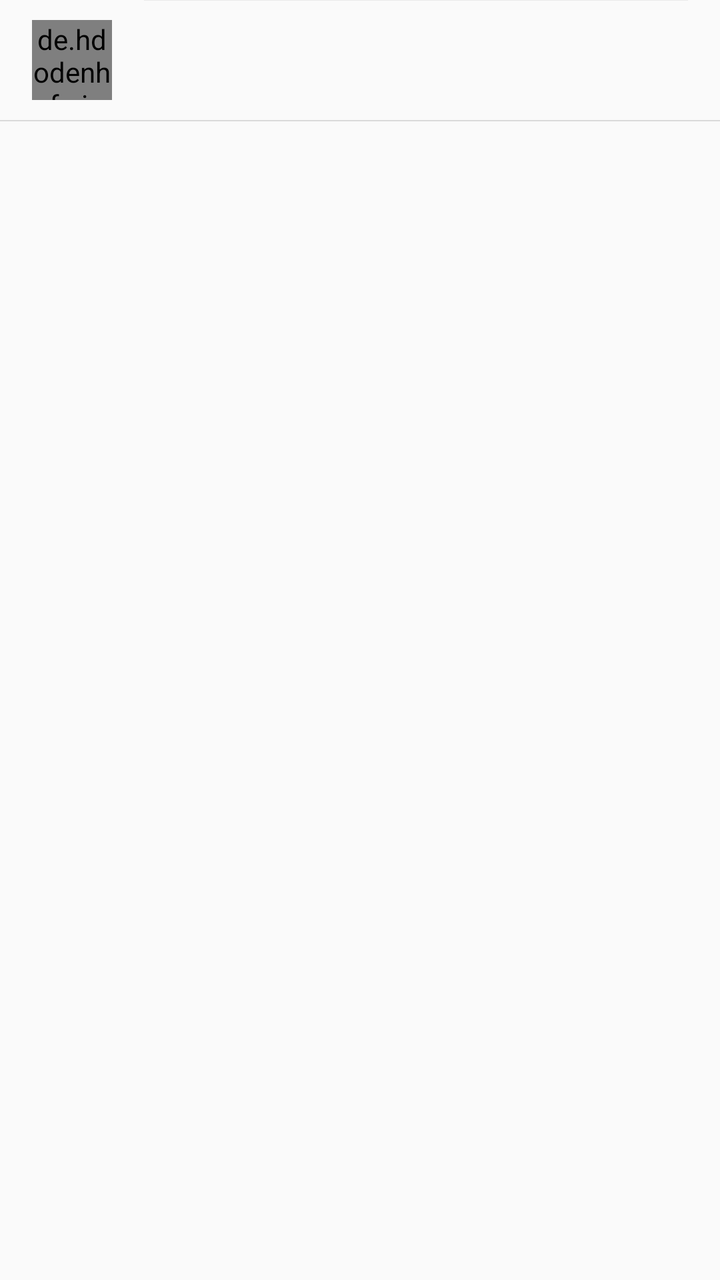
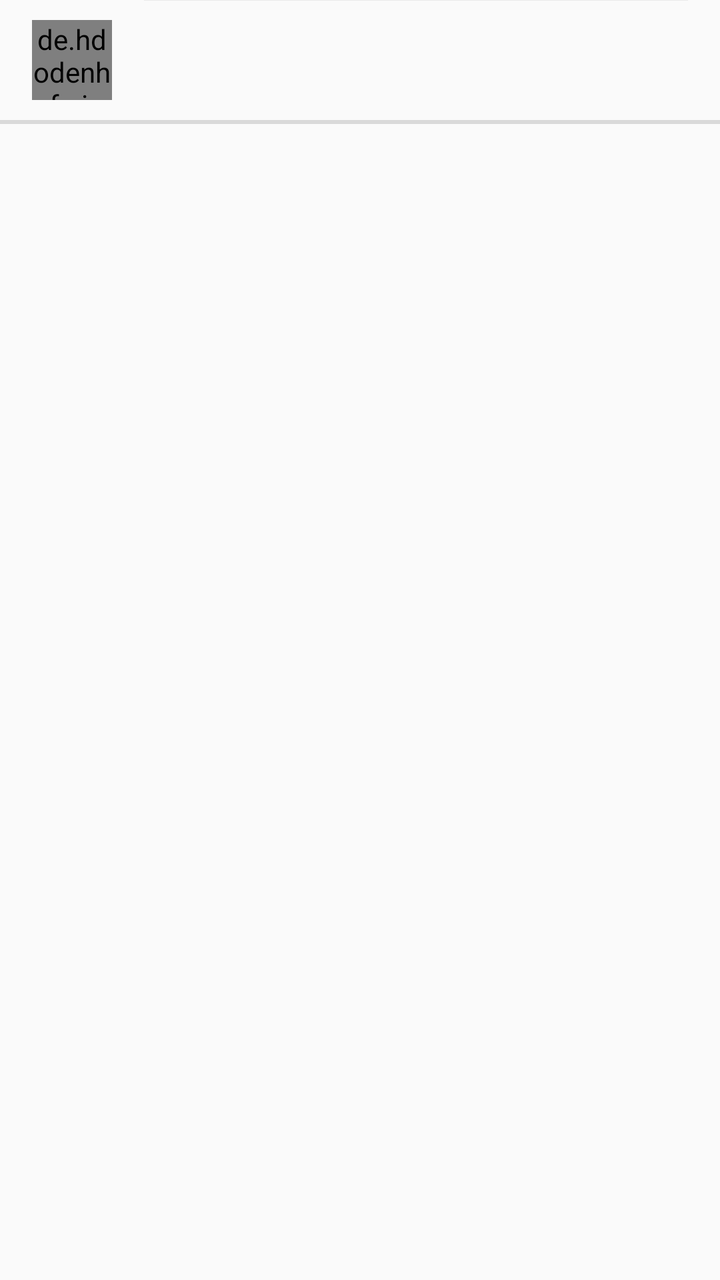

Two renders of the same Android screen: before a commit and after it. Below are the layout's source before the change and the commit's diff.
<!-- AndroidManifest.xml: application theme AppTheme.NoActionBar -->
<!-- res/layout/fragmentfiles.xml -->
<android.support.design.widget.CoordinatorLayout xmlns:android="http://schemas.android.com/apk/res/android"
    xmlns:tools="http://schemas.android.com/tools"
    android:id="@+id/coordinator_layout"
    android:layout_width="match_parent"
    android:layout_height="match_parent">

    <LinearLayout
        android:layout_width="match_parent"
        android:layout_height="match_parent"
        android:orientation="vertical"
        tools:context="com.sharpdroid.registro.Fragments.FragmentFiles">

        <include layout="@layout/adapter_folder" />

        <View
            android:layout_width="match_parent"
            android:layout_height="2px"
            android:background="#22000000" />

        <android.support.v7.widget.RecyclerView
            android:id="@+id/recycler"
            android:layout_width="match_parent"
            android:layout_height="match_parent" />

    </LinearLayout>
</android.support.design.widget.CoordinatorLayout>
<!-- res/layout/adapter_folder.xml (included above) -->
<?xml version="1.0" encoding="utf-8"?>
<RelativeLayout xmlns:android="http://schemas.android.com/apk/res/android"
    xmlns:tools="http://schemas.android.com/tools"
    android:id="@+id/relative_layout"
    android:layout_width="match_parent"
    android:layout_height="60dp"
    android:clickable="true"
    android:foreground="?android:attr/selectableItemBackground"
    android:paddingLeft="16dp"
    android:paddingRight="16dp"
    android:transitionName="folder_layout"
    tools:targetApi="lollipop">

    <View
        android:id="@+id/divider"
        android:layout_width="match_parent"
        android:layout_height="1px"
        android:layout_alignLeft="@+id/linearLayout"
        android:layout_alignStart="@+id/linearLayout"
        android:background="#11000000" />

    <LinearLayout
        android:id="@+id/linearLayout"
        android:layout_width="match_parent"
        android:layout_height="wrap_content"
        android:layout_centerVertical="true"
        android:layout_marginLeft="16dp"
        android:layout_marginStart="16dp"
        android:layout_toEndOf="@+id/circleImageView"
        android:layout_toRightOf="@+id/circleImageView"
        android:orientation="vertical">

        <TextView
            android:id="@+id/title"
            android:layout_width="wrap_content"
            android:layout_height="wrap_content"
            android:ellipsize="end"
            android:maxLines="1"
            android:textColor="#222"
            android:textSize="13sp"
            android:transitionName="folder_title"
            tools:targetApi="lollipop" />

        <TextView
            android:id="@+id/date"
            android:layout_width="wrap_content"
            android:layout_height="wrap_content"
            android:textSize="12sp"
            android:transitionName="folder_date"
            tools:targetApi="lollipop" />
    </LinearLayout>

    <de.hdodenhof.circleimageview.CircleImageView
        android:id="@+id/circleImageView"
        android:layout_width="40dp"
        android:layout_height="40dp"
        android:layout_alignParentLeft="true"
        android:layout_alignParentStart="true"
        android:layout_centerVertical="true"
        android:src="@drawable/folder"
        android:transitionName="folder_image"
        tools:targetApi="lollipop" />

</RelativeLayout>
<!-- resources referenced by this layout -->
<resources>
  <!-- drawable folder (drawable) -->
  <?xml version="1.0" encoding="utf-8"?>
  <layer-list xmlns:android="http://schemas.android.com/apk/res/android">
  
      <item>
          <color android:color="#ccc" />
      </item>
  
      <item
          android:bottom="8dp"
          android:drawable="@drawable/ic_folder"
          android:left="8dp"
          android:right="8dp"
          android:top="8dp" />
  
  </layer-list>
  <style name="AppTheme.NoActionBar">
          <item name="windowActionBar">false</item>
          <item name="windowNoTitle">true</item>
      </style>
  <!-- drawable ic_folder (drawable) -->
  <vector xmlns:android="http://schemas.android.com/apk/res/android"
      android:width="24dp"
      android:height="24dp"
      android:viewportHeight="24.0"
      android:viewportWidth="24.0">
      <path
          android:fillColor="#FFF"
          android:pathData="M10,4H4c-1.1,0 -1.99,0.9 -1.99,2L2,18c0,1.1 0.9,2 2,2h16c1.1,0 2,-0.9 2,-2V8c0,-1.1 -0.9,-2 -2,-2h-8l-2,-2z" />
  </vector>
</resources>

<!-- the commit's change to res/layout/fragmentfiles.xml (unified diff, before → after) -->
@@ -14,7 +14,7 @@
 
         <View
             android:layout_width="match_parent"
-            android:layout_height="2px"
+            android:layout_height="2dp"
             android:background="#22000000" />
 
         <android.support.v7.widget.RecyclerView
